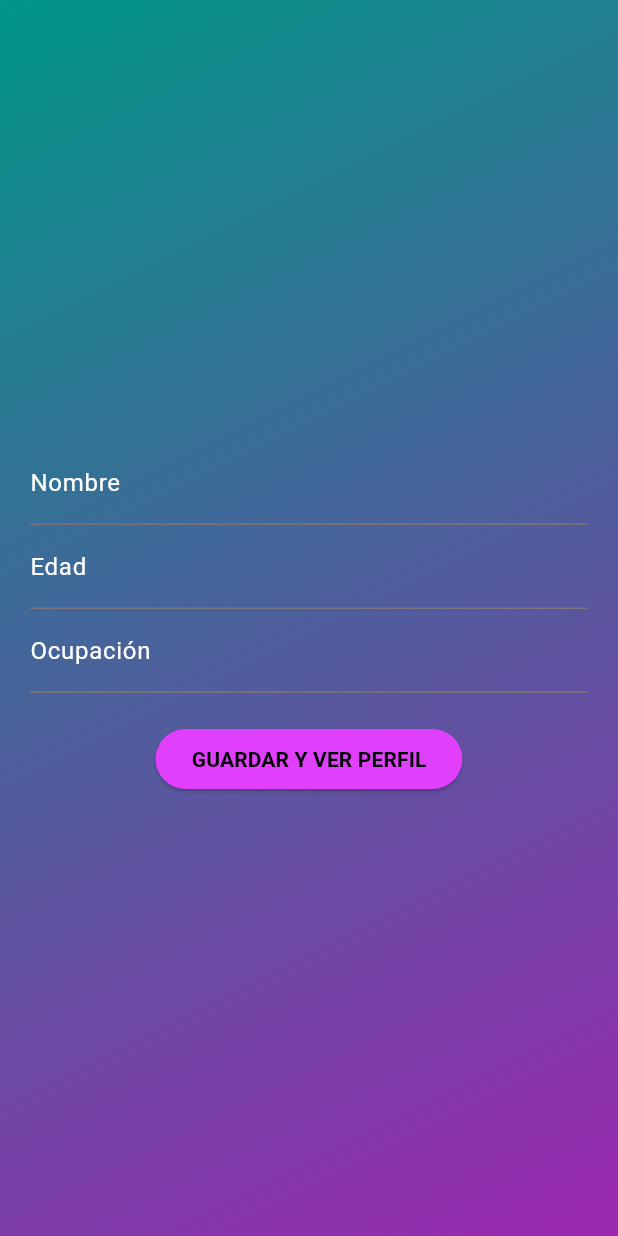
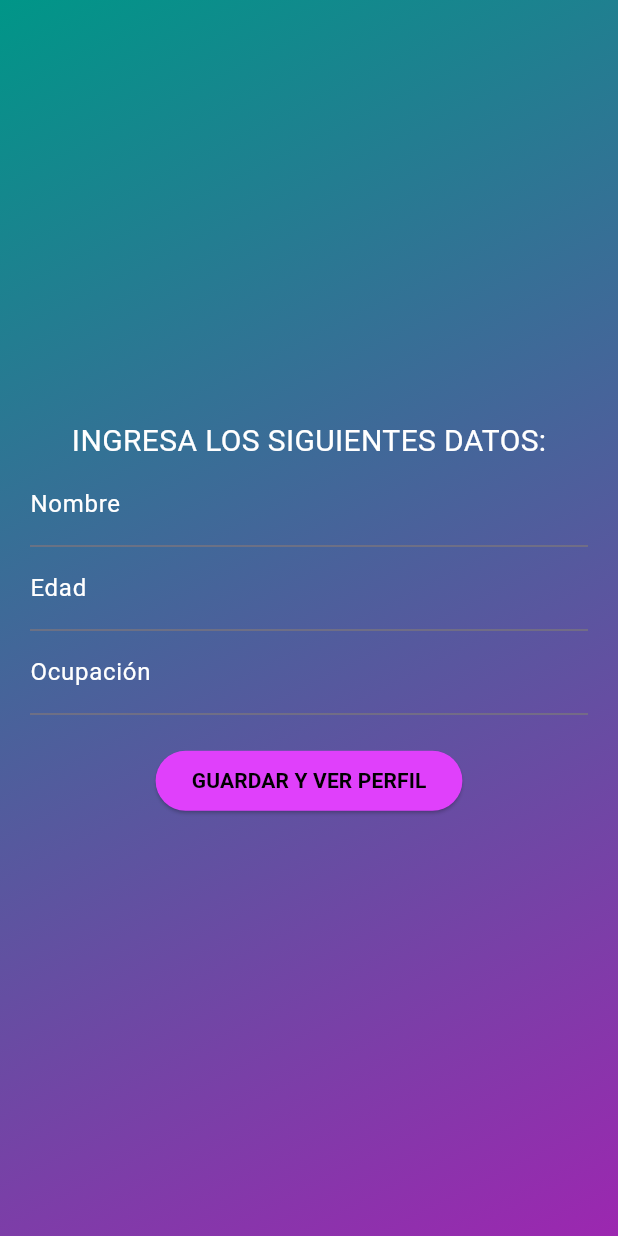
Before and after one commit to MelanieGNG/UserApp, a Flutter app: the screen it shows after launch, after a tap on "CREAR PERFIL", on a phone screen of 412 x 824 dp. Run offline on Flutter 3.47's test engine with Material 3 defaults, Android fonts, the phone set to English and light mode, and no system bars.

Commit message:
Design improvements 2

```diff
--- a/lib/screens/home_screen.dart
+++ b/lib/screens/home_screen.dart
@@ -17,7 +17,7 @@ class HomeScreen extends StatelessWidget {
           child: Column(
             mainAxisAlignment: MainAxisAlignment.center,
             children: [
-              Text('INICIO', style: TextStyle(fontSize: 20, color: Colors.white)),
+              Text('INICIO', style: TextStyle(fontSize: 28, color: Colors.white)),
               Icon(Icons.person, size: 120, color: Colors.white),
               SizedBox(height: 20),
               ElevatedButton(
--- a/lib/screens/profile_screen.dart
+++ b/lib/screens/profile_screen.dart
@@ -28,6 +28,7 @@ class _ProfileScreenState extends State<ProfileScreen> {
             child: Column(
               mainAxisAlignment: MainAxisAlignment.center,
               children: [
+                Text('INGRESA LOS SIGUIENTES DATOS:', style: TextStyle(fontSize: 20, color: Colors.white)),
                 TextField(
                   controller: nameController,
                   decoration: InputDecoration(labelText: 'Nombre', labelStyle: TextStyle(color: Colors.white)),
--- a/lib/screens/user_profile_screen.dart
+++ b/lib/screens/user_profile_screen.dart
@@ -22,6 +22,8 @@ class UserProfileScreen extends StatelessWidget {
           child: Column(
             mainAxisAlignment: MainAxisAlignment.center,
             children: [
+              Text('MI PERFIL', style: TextStyle(fontSize: 28, color: Colors.white)),
+              Icon(Icons.person, size: 90, color: Colors.white),
               Text('Nombre: $name', style: TextStyle(fontSize: 20, color: Colors.white)),
               Text('Edad: $age', style: TextStyle(fontSize: 20, color: Colors.white)),
               Text('Ocupación: $job', style: TextStyle(fontSize: 20, color: Colors.white)),
```
